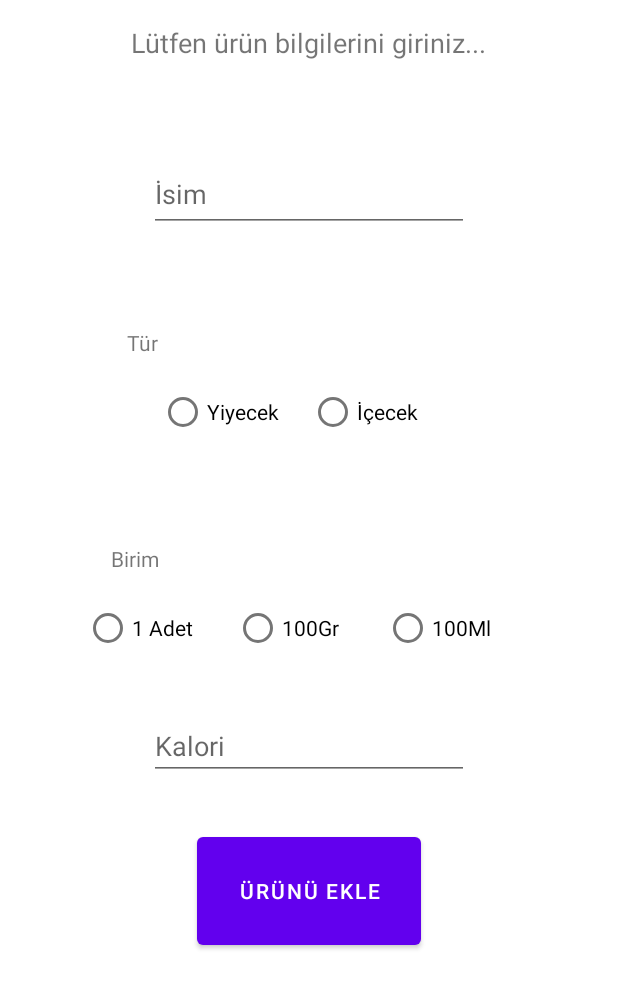
After one commit to kyuue/FitApp, an Android app: the BesinEkleFragment screen opened through its navigation route, on a phone screen of 412 x 824 dp. The commit adds this screen. Shown: the top 988 px of the screen. Run offline under Robolectric (Android 15) with nearby library versions, the phone set to English and light mode, and no system bars; our stand-ins replace navigation-ui.

Commit message:
besin ekle penceresi ve fonksiyoneli

```diff
--- a/app/src/main/java/com/example/fitapp/MainMenuFragment.kt
+++ b/app/src/main/java/com/example/fitapp/MainMenuFragment.kt
@@ -51,6 +51,10 @@ class MainMenuFragment : Fragment(R.layout.main_menu) {
         binding?.goToEgitmenSec?.setOnClickListener{
             findNavController().navigate(R.id.egitmenSecFragment)
         }
+
+        binding?.goToBesinEkleButton?.setOnClickListener{
+            findNavController().navigate(R.id.besinEkleFragment)
+        }
     }
 
     override fun onDestroyView() {
--- /dev/null
+++ b/app/src/main/res/layout/besin_ekle.xml
@@ -0,0 +1,132 @@
+<?xml version="1.0" encoding="utf-8"?>
+<androidx.constraintlayout.widget.ConstraintLayout xmlns:android="http://schemas.android.com/apk/res/android"
+    xmlns:app="http://schemas.android.com/apk/res-auto"
+    xmlns:tools="http://schemas.android.com/tools"
+    android:layout_width="match_parent"
+    android:layout_height="match_parent">
+
+    <TextView
+        android:id="@+id/textView3"
+        android:layout_width="wrap_content"
+        android:layout_height="wrap_content"
+        android:layout_marginTop="16dp"
+        android:text="Lütfen ürün bilgilerini giriniz..."
+        android:textSize="18sp"
+        app:layout_constraintEnd_toEndOf="parent"
+        app:layout_constraintStart_toStartOf="parent"
+        app:layout_constraintTop_toTopOf="parent" />
+
+    <EditText
+        android:id="@+id/besinIsmiTextBox"
+        android:layout_width="wrap_content"
+        android:layout_height="50dp"
+        android:layout_marginTop="64dp"
+        android:ems="10"
+        android:hint="İsim"
+        android:inputType="textPersonName"
+        android:minHeight="48dp"
+        app:layout_constraintEnd_toEndOf="parent"
+        app:layout_constraintStart_toStartOf="parent"
+        app:layout_constraintTop_toBottomOf="@+id/textView3" />
+
+    <TextView
+        android:id="@+id/textView5"
+        android:layout_width="wrap_content"
+        android:layout_height="wrap_content"
+        android:layout_marginTop="32dp"
+        android:layout_weight="1"
+        android:text="Tür"
+        app:layout_constraintEnd_toStartOf="@+id/radioGroup2"
+        app:layout_constraintTop_toTopOf="@+id/radioGroup2" />
+
+    <RadioGroup
+        android:id="@+id/radioGroup2"
+        android:layout_width="wrap_content"
+        android:layout_height="wrap_content"
+        android:layout_marginTop="32dp"
+        android:orientation="horizontal"
+        app:layout_constraintEnd_toEndOf="parent"
+        app:layout_constraintStart_toStartOf="parent"
+        app:layout_constraintTop_toBottomOf="@+id/besinIsmiTextBox">
+
+        <RadioButton
+            android:id="@+id/yiyecekRadioButton"
+            android:layout_width="100dp"
+            android:layout_height="wrap_content"
+            android:layout_marginTop="64dp"
+            android:text="Yiyecek" />
+
+        <RadioButton
+            android:id="@+id/icecekRadioButton"
+            android:layout_width="100dp"
+            android:layout_height="wrap_content"
+            android:layout_marginTop="64dp"
+            android:text="İçecek" />
+    </RadioGroup>
+
+    <TextView
+        android:id="@+id/textView6"
+        android:layout_width="wrap_content"
+        android:layout_height="wrap_content"
+        android:layout_marginTop="32dp"
+        android:layout_weight="1"
+        android:text="Birim"
+        app:layout_constraintEnd_toEndOf="@+id/textView5"
+        app:layout_constraintTop_toTopOf="@+id/radioGroup3" />
+
+    <RadioGroup
+        android:id="@+id/radioGroup3"
+        android:layout_width="wrap_content"
+        android:layout_height="wrap_content"
+        android:layout_marginTop="32dp"
+        android:orientation="horizontal"
+        app:layout_constraintEnd_toEndOf="parent"
+        app:layout_constraintStart_toStartOf="parent"
+        app:layout_constraintTop_toBottomOf="@+id/radioGroup2">
+
+        <RadioButton
+            android:id="@+id/birimAdetRadioButton"
+            android:layout_width="100dp"
+            android:layout_height="wrap_content"
+            android:layout_marginTop="64dp"
+            android:text="1 Adet" />
+
+        <RadioButton
+            android:id="@+id/birimGramRadioButton"
+            android:layout_width="100dp"
+            android:layout_height="wrap_content"
+            android:layout_marginTop="64dp"
+            android:text="100Gr" />
+
+        <RadioButton
+            android:id="@+id/birimLitreRadioButton"
+            android:layout_width="100dp"
+            android:layout_height="wrap_content"
+            android:layout_marginTop="64dp"
+            android:layout_weight="1"
+            android:text="100Ml" />
+    </RadioGroup>
+
+    <Button
+        android:id="@+id/urunuEkleButton"
+        android:layout_width="149dp"
+        android:layout_height="84dp"
+        android:layout_marginTop="32dp"
+        android:text="Ürünü Ekle"
+        app:layout_constraintEnd_toEndOf="parent"
+        app:layout_constraintStart_toStartOf="parent"
+        app:layout_constraintTop_toBottomOf="@+id/kaloriMiktariTextBox" />
+
+    <EditText
+        android:id="@+id/kaloriMiktariTextBox"
+        android:layout_width="wrap_content"
+        android:layout_height="wrap_content"
+        android:layout_marginTop="32dp"
+        android:ems="10"
+        android:hint="Kalori"
+        android:inputType="number"
+        app:layout_constraintEnd_toEndOf="parent"
+        app:layout_constraintStart_toStartOf="parent"
+        app:layout_constraintTop_toBottomOf="@+id/radioGroup3" />
+
+</androidx.constraintlayout.widget.ConstraintLayout>
--- a/app/src/main/res/layout/egitmen_ekle.xml
+++ b/app/src/main/res/layout/egitmen_ekle.xml
@@ -11,6 +11,7 @@
         android:layout_height="wrap_content"
         android:layout_marginTop="50dp"
         android:text="Lütfen eğitmen bilgilerini giriniz..."
+        android:textSize="18sp"
         app:layout_constraintEnd_toEndOf="parent"
         app:layout_constraintStart_toStartOf="parent"
         app:layout_constraintTop_toTopOf="parent" />
--- a/app/src/main/res/navigation/mobile_navigation.xml
+++ b/app/src/main/res/navigation/mobile_navigation.xml
@@ -22,6 +22,9 @@
         <action
             android:id="@+id/action_mainMenuFragment_to_egitmenSecFragment"
             app:destination="@id/egitmenSecFragment" />
+        <action
+            android:id="@+id/action_mainMenuFragment_to_besinEkleFragment"
+            app:destination="@id/besinEkleFragment" />
     </fragment>
     <fragment
         android:id="@+id/egitmenSecFragment"
@@ -31,4 +34,12 @@
             android:id="@+id/action_egitmenSecFragment_to_mainMenuFragment"
             app:destination="@id/mainMenuFragment" />
     </fragment>
+    <fragment
+        android:id="@+id/besinEkleFragment"
+        android:name="com.example.fitapp.BesinEkleFragment"
+        android:label="BesinEkleFragment" >
+        <action
+            android:id="@+id/action_besinEkleFragment_to_mainMenuFragment"
+            app:destination="@id/mainMenuFragment" />
+    </fragment>
 </navigation>
```
Also changed, not shown: app/src/main/java/com/example/fitapp/BesinEkleFragment.kt (added, +121 -0 lines), app/src/main/java/com/example/fitapp/DatabaseHelper.kt (+6 -1 lines).
